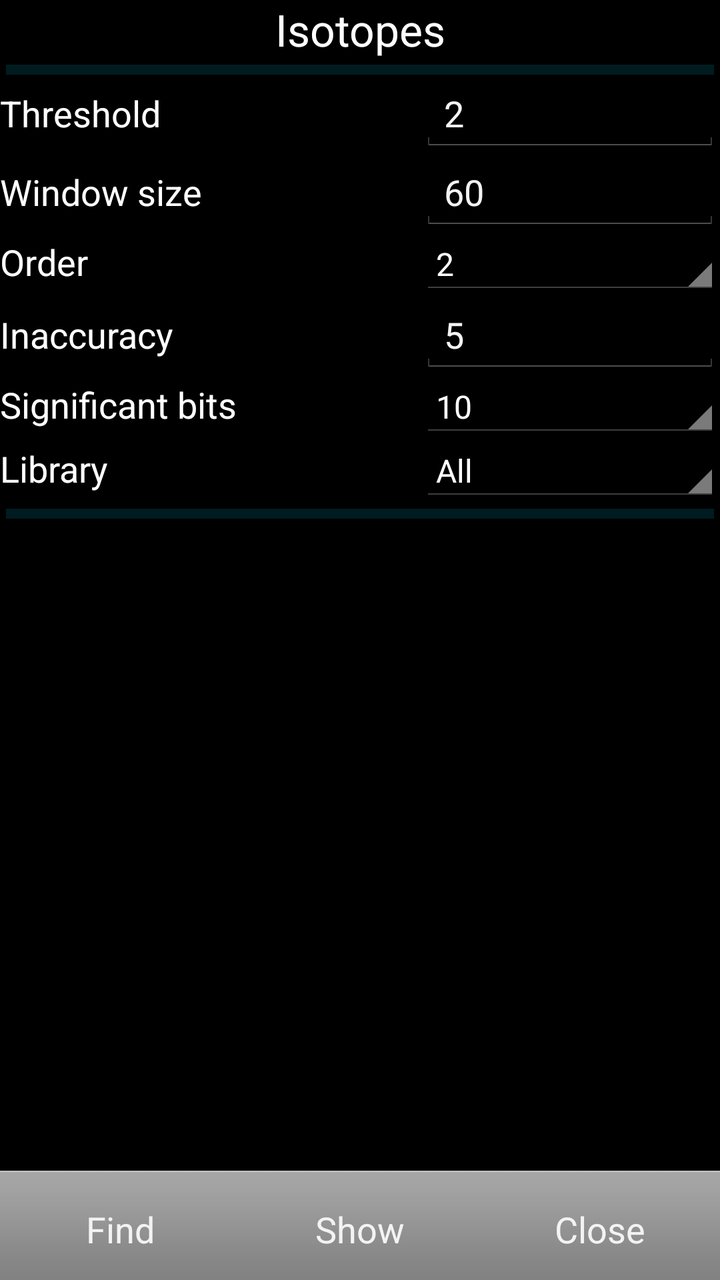
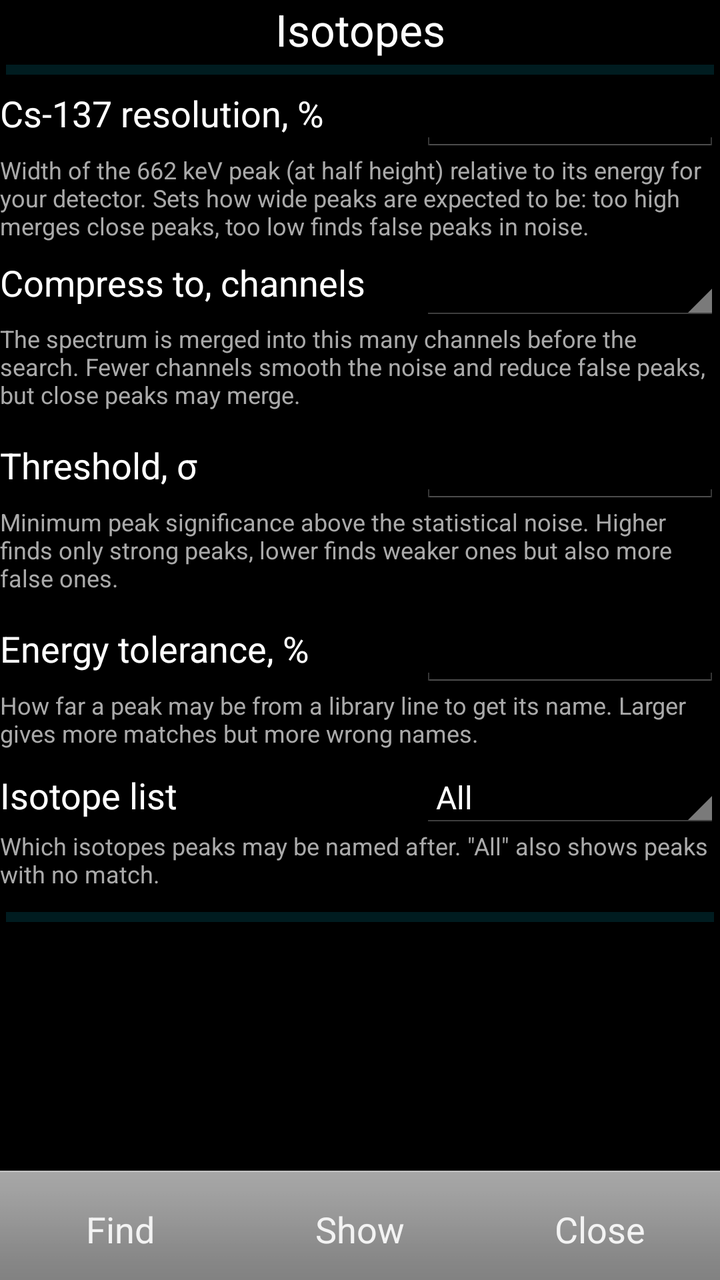

The first picture is an Android layout as it rendered before a commit; the second is the same layout after the commit. The layout source and the unified diff follow.
<!-- AndroidManifest.xml: application theme AppTheme -->
<!-- res/layout/activity_atom_spectra_find_isotope.xml -->
<?xml version="1.0" encoding="utf-8"?>
<androidx.constraintlayout.widget.ConstraintLayout xmlns:android="http://schemas.android.com/apk/res/android"
    xmlns:app="http://schemas.android.com/apk/res-auto"
    xmlns:tools="http://schemas.android.com/tools"
    android:layout_width="match_parent"
    android:layout_height="match_parent"
    tools:context=".AtomSpectraFindIsotope">

    <TextView
        android:id="@+id/captionIsotopeSearch"
        android:layout_width="0dp"
        android:layout_height="wrap_content"
        android:gravity="center"
        android:text="@string/isotope_list"
        android:textColor="#FFFFFF"
        android:textSize="22sp"
        app:layout_constraintEnd_toEndOf="parent"
        app:layout_constraintStart_toStartOf="parent"
        app:layout_constraintTop_toTopOf="parent" />

    <View
        android:id="@+id/topDivider"
        android:layout_width="0dp"
        android:layout_height="5dp"
        android:layout_margin="3dp"
        android:background="?android:attr/listDivider"
        android:backgroundTint="#00BCD4"
        android:foreground="@drawable/divider"
        app:layout_constraintEnd_toEndOf="parent"
        app:layout_constraintStart_toStartOf="parent"
        app:layout_constraintTop_toBottomOf="@+id/captionIsotopeSearch" />

    <ScrollView
        android:layout_width="0dp"
        android:layout_height="0dp"
        app:layout_constraintBottom_toTopOf="@+id/buttonLayout"
        app:layout_constraintEnd_toEndOf="parent"
        app:layout_constraintStart_toStartOf="parent"
        app:layout_constraintTop_toBottomOf="@+id/bottomDivider">

        <LinearLayout
            android:id="@+id/listIsotopeFound"
            android:layout_width="match_parent"
            android:layout_height="wrap_content"
            android:orientation="vertical" />
    </ScrollView>

    <LinearLayout
        android:id="@+id/thresholdLayout"
        android:layout_width="0dp"
        android:layout_height="wrap_content"
        android:orientation="horizontal"
        app:layout_constraintEnd_toEndOf="parent"
        app:layout_constraintStart_toStartOf="parent"
        app:layout_constraintTop_toBottomOf="@+id/topDivider">

        <TextView
            android:id="@+id/textThreshold"
            android:layout_width="match_parent"
            android:layout_height="wrap_content"
            android:layout_weight="1"
            android:text="@string/find_threshold"
            android:textSize="18sp" />

        <EditText
            android:id="@+id/editThreshold"
            android:layout_width="300dp"
            android:layout_height="wrap_content"
            android:layout_weight="1"
            android:digits="01234567890.,"
            android:ems="10"
            android:imeOptions="actionDone"
            android:inputType="numberDecimal"
            android:minWidth="200dp"
            android:singleLine="true"
            android:text="2" />

    </LinearLayout>

    <LinearLayout
        android:id="@+id/buttonLayout"
        android:layout_width="0dp"
        android:layout_height="wrap_content"
        android:orientation="horizontal"
        app:layout_constraintBottom_toBottomOf="parent"
        app:layout_constraintEnd_toEndOf="parent"
        app:layout_constraintStart_toStartOf="parent">

        <Button
            android:id="@+id/findIsotopes"
            style="@android:style/ButtonBar"
            android:layout_width="match_parent"
            android:layout_height="wrap_content"
            android:layout_weight="1"
            android:onClick="onClickFindIsotopes"
            android:text="@string/find_isotopes" />

        <Button
            android:id="@+id/showIsotopes"
            style="@android:style/ButtonBar"
            android:layout_width="match_parent"
            android:layout_height="wrap_content"
            android:layout_weight="1"
            android:onClick="onClickShowIsotopes"
            android:text="@string/show_isotopes" />

        <Button
            android:id="@+id/findClose"
            style="@android:style/ButtonBar"
            android:layout_width="match_parent"
            android:layout_height="wrap_content"
            android:layout_weight="1"
            android:onClick="onCloseButton"
            android:text="@string/notify_close" />
    </LinearLayout>

    <LinearLayout
        android:id="@+id/windowLayout"
        android:layout_width="0dp"
        android:layout_height="wrap_content"
        android:orientation="horizontal"
        app:layout_constraintEnd_toEndOf="parent"
        app:layout_constraintStart_toStartOf="parent"
        app:layout_constraintTop_toBottomOf="@+id/thresholdLayout">

        <TextView
            android:id="@+id/textWindow"
            android:layout_width="match_parent"
            android:layout_height="wrap_content"
            android:layout_weight="1"
            android:text="@string/find_window_size"
            android:textSize="18sp" />

        <EditText
            android:id="@+id/editWindow"
            android:layout_width="300dp"
            android:layout_height="wrap_content"
            android:layout_weight="1"
            android:ems="10"
            android:imeOptions="actionDone"
            android:inputType="number"
            android:minWidth="200dp"
            android:singleLine="true"
            android:text="60" />
    </LinearLayout>

    <LinearLayout
        android:id="@+id/orderLayout"
        android:layout_width="0dp"
        android:layout_height="wrap_content"
        android:orientation="horizontal"
        app:layout_constraintEnd_toEndOf="parent"
        app:layout_constraintStart_toStartOf="parent"
        app:layout_constraintTop_toBottomOf="@+id/windowLayout">

        <TextView
            android:id="@+id/textOrder"
            android:layout_width="match_parent"
            android:layout_height="wrap_content"
            android:layout_weight="1"
            android:text="@string/find_order"
            android:textSize="18sp" />

        <Spinner
            android:id="@+id/selectOrderList"
            android:layout_width="300dp"
            android:layout_height="wrap_content"
            android:layout_weight="1"
            android:ems="10"
            android:entries="@array/find_isotopes_order"
            android:minWidth="200dp"
            android:singleLine="true"
            android:textAlignment="textStart" />
    </LinearLayout>

    <View
        android:id="@+id/bottomDivider"
        android:layout_width="0dp"
        android:layout_height="5dp"
        android:layout_margin="3dp"
        android:background="?android:attr/listDivider"
        android:backgroundTint="#00BCD4"
        android:foreground="@drawable/divider"
        app:layout_constraintEnd_toEndOf="parent"
        app:layout_constraintStart_toStartOf="parent"
        app:layout_constraintTop_toBottomOf="@+id/libraryLayout" />

    <LinearLayout
        android:id="@+id/inaccuracyLayout"
        android:layout_width="0dp"
        android:layout_height="wrap_content"
        android:orientation="horizontal"
        app:layout_constraintEnd_toEndOf="parent"
        app:layout_constraintStart_toStartOf="parent"
        app:layout_constraintTop_toBottomOf="@+id/orderLayout">

        <TextView
            android:id="@+id/textTolerance"
            android:layout_width="match_parent"
            android:layout_height="wrap_content"
            android:layout_weight="1"
            android:text="@string/find_tolerance"
            android:textSize="18sp" />

        <EditText
            android:id="@+id/editTolerance"
            android:layout_width="300dp"
            android:layout_height="wrap_content"
            android:layout_weight="1"
            android:digits="01234567890.,"
            android:ems="10"
            android:imeOptions="actionDone"
            android:inputType="numberDecimal"
            android:minWidth="200dp"
            android:numeric="decimal"
            android:singleLine="true"
            android:text="5" />
    </LinearLayout>

    <LinearLayout
        android:id="@+id/bitsLayout"
        android:layout_width="0dp"
        android:layout_height="wrap_content"
        android:orientation="horizontal"
        app:layout_constraintEnd_toEndOf="parent"
        app:layout_constraintStart_toStartOf="parent"
        app:layout_constraintTop_toBottomOf="@+id/inaccuracyLayout">

        <TextView
            android:id="@+id/textCompression"
            android:layout_width="match_parent"
            android:layout_height="wrap_content"
            android:layout_weight="1"
            android:text="@string/find_sign_bits"
            android:textSize="18sp" />

        <Spinner
            android:id="@+id/selectCompressionList"
            android:layout_width="300dp"
            android:layout_height="wrap_content"
            android:layout_weight="1"
            android:ems="10"
            android:entries="@array/find_isotopes_bits_13"
            android:minWidth="200dp"
            android:singleLine="true"
            android:textAlignment="textStart" />
    </LinearLayout>

    <LinearLayout
        android:id="@+id/libraryLayout"
        android:layout_width="0dp"
        android:layout_height="wrap_content"
        android:orientation="horizontal"
        app:layout_constraintEnd_toEndOf="parent"
        app:layout_constraintStart_toStartOf="parent"
        app:layout_constraintTop_toBottomOf="@+id/bitsLayout">

        <TextView
            android:id="@+id/textIsotopes"
            android:layout_width="match_parent"
            android:layout_height="wrap_content"
            android:layout_weight="1"
            android:text="@string/find_isotope_library"
            android:textSize="18sp" />

        <Spinner
            android:id="@+id/selectIsotopeList"
            android:layout_width="300dp"
            android:layout_height="wrap_content"
            android:layout_weight="1"
            android:ems="10"
            android:entries="@array/find_isotopes_selection"
            android:minWidth="200dp"
            android:singleLine="true"
            android:textAlignment="textStart" />
    </LinearLayout>

</androidx.constraintlayout.widget.ConstraintLayout>
<!-- resources referenced by this layout -->
<resources>
  <string-array name="find_isotopes_bits_13">
          <item>10</item>
          <item>11</item>
          <item>12</item>
          <item>13</item>
      </string-array>
  <string-array name="find_isotopes_order">
          <item>2</item>
          <item>3</item>
          <item>4</item>
          <item>5</item>
          <item>6</item>
      </string-array>
  <string-array name="find_isotopes_selection">
          <item>All</item>
          <item>Known</item>
          <item>Medical</item>
          <item>Industrial</item>
          <item>Special</item>
          <item>Normal</item>
      </string-array>
  <!-- drawable divider: png bitmap (drawable, 3113 bytes) -->
  <string name="find_isotope_library">Library</string>
  <string name="find_isotopes">Find</string>
  <string name="find_order">Order</string>
  <string name="find_sign_bits">Significant bits</string>
  <string name="find_threshold">Threshold</string>
  <string name="find_tolerance">Inaccuracy</string>
  <string name="find_window_size">Window size</string>
  <string name="isotope_list">Isotopes</string>
  <string name="notify_close">Close</string>
  <string name="show_isotopes">Show</string>
  <style name="AppTheme" parent="AppBaseTheme">
          <item name="android:colorPrimary">@color/color_main</item>
          <item name="android:textColor">@color/color_main</item>
          <item name="android:colorAccent">@color/color_main</item>
          
  
      </style>
  <style name="AppBaseTheme" parent="android:Theme.Holo">
          
      </style>
</resources>

<!-- the commit's change to res/layout/activity_atom_spectra_find_isotope.xml (unified diff, before → after) -->
@@ -36,46 +36,231 @@
         app:layout_constraintBottom_toTopOf="@+id/buttonLayout"
         app:layout_constraintEnd_toEndOf="parent"
         app:layout_constraintStart_toStartOf="parent"
-        app:layout_constraintTop_toBottomOf="@+id/bottomDivider">
+        app:layout_constraintTop_toBottomOf="@+id/topDivider">
 
         <LinearLayout
-            android:id="@+id/listIsotopeFound"
             android:layout_width="match_parent"
             android:layout_height="wrap_content"
-            android:orientation="vertical" />
+            android:orientation="vertical">
+
+            <LinearLayout
+                android:id="@+id/resolutionLayout"
+                android:layout_width="match_parent"
+                android:layout_height="wrap_content"
+                android:orientation="vertical">
+
+                <LinearLayout
+                    android:layout_width="match_parent"
+                    android:layout_height="wrap_content"
+                    android:orientation="horizontal">
+
+                    <TextView
+                        android:id="@+id/textResolution"
+                        android:layout_width="match_parent"
+                        android:layout_height="wrap_content"
+                        android:layout_weight="1"
+                        android:text="@string/find_resolution"
+                        android:textSize="18sp" />
+
+                    <EditText
+                        android:id="@+id/editResolution"
+                        android:layout_width="300dp"
+                        android:layout_height="wrap_content"
+                        android:layout_weight="1"
+                        android:digits="01234567890.,"
+                        android:ems="10"
+                        android:imeOptions="actionDone"
+                        android:inputType="numberDecimal"
+                        android:minWidth="200dp"
+                        android:singleLine="true" />
+                </LinearLayout>
+
+                <TextView
+                    android:layout_width="match_parent"
+                    android:layout_height="wrap_content"
+                    android:paddingBottom="8dp"
+                    android:text="@string/find_resolution_desc"
+                    android:textColor="#AAAAAA"
+                    android:textSize="12sp" />
+            </LinearLayout>
+
+            <LinearLayout
+                android:id="@+id/channelsLayout"
+                android:layout_width="match_parent"
+                android:layout_height="wrap_content"
+                android:orientation="vertical">
+
+                <LinearLayout
+                    android:layout_width="match_parent"
+                    android:layout_height="wrap_content"
+                    android:orientation="horizontal">
+
+                    <TextView
+                        android:id="@+id/textChannels"
+                        android:layout_width="match_parent"
+                        android:layout_height="wrap_content"
+                        android:layout_weight="1"
+                        android:text="@string/find_channels"
+                        android:textSize="18sp" />
+
+                    <Spinner
+                        android:id="@+id/selectChannelsList"
+                        android:layout_width="300dp"
+                        android:layout_height="wrap_content"
+                        android:layout_weight="1"
+                        android:ems="10"
+                        android:minWidth="200dp"
+                        android:singleLine="true"
+                        android:textAlignment="textStart" />
+                </LinearLayout>
+
+                <TextView
+                    android:layout_width="match_parent"
+                    android:layout_height="wrap_content"
+                    android:paddingBottom="8dp"
+                    android:text="@string/find_channels_desc"
+                    android:textColor="#AAAAAA"
+                    android:textSize="12sp" />
+            </LinearLayout>
+
+            <LinearLayout
+                android:id="@+id/thresholdLayout"
+                android:layout_width="match_parent"
+                android:layout_height="wrap_content"
+                android:orientation="vertical">
+
+                <LinearLayout
+                    android:layout_width="match_parent"
+                    android:layout_height="wrap_content"
+                    android:orientation="horizontal">
+
+                    <TextView
+                        android:id="@+id/textThreshold"
+                        android:layout_width="match_parent"
+                        android:layout_height="wrap_content"
+                        android:layout_weight="1"
+                        android:text="@string/find_threshold"
+                        android:textSize="18sp" />
+
+                    <EditText
+                        android:id="@+id/editThreshold"
+                        android:layout_width="300dp"
+                        android:layout_height="wrap_content"
+                        android:layout_weight="1"
+                        android:digits="01234567890.,"
+                        android:ems="10"
+                        android:imeOptions="actionDone"
+                        android:inputType="numberDecimal"
+                        android:minWidth="200dp"
+                        android:singleLine="true" />
+                </LinearLayout>
+
+                <TextView
+                    android:layout_width="match_parent"
+                    android:layout_height="wrap_content"
+                    android:paddingBottom="8dp"
+                    android:text="@string/find_threshold_desc"
+                    android:textColor="#AAAAAA"
+                    android:textSize="12sp" />
+            </LinearLayout>
+
+            <LinearLayout
+                android:id="@+id/inaccuracyLayout"
+                android:layout_width="match_parent"
+                android:layout_height="wrap_content"
+                android:orientation="vertical">
+
+                <LinearLayout
+                    android:layout_width="match_parent"
+                    android:layout_height="wrap_content"
+                    android:orientation="horizontal">
+
+                    <TextView
+                        android:id="@+id/textTolerance"
+                        android:layout_width="match_parent"
+                        android:layout_height="wrap_content"
+                        android:layout_weight="1"
+                        android:text="@string/find_tolerance"
+                        android:textSize="18sp" />
+
+                    <EditText
+                        android:id="@+id/editTolerance"
+                        android:layout_width="300dp"
+                        android:layout_height="wrap_content"
+                        android:layout_weight="1"
+                        android:digits="01234567890.,"
+                        android:ems="10"
+                        android:imeOptions="actionDone"
+                        android:inputType="numberDecimal"
+                        android:minWidth="200dp"
+                        android:singleLine="true" />
+                </LinearLayout>
+
+                <TextView
+                    android:layout_width="match_parent"
+                    android:layout_height="wrap_content"
+                    android:paddingBottom="8dp"
+                    android:text="@string/find_tolerance_desc"
+                    android:textColor="#AAAAAA"
+                    android:textSize="12sp" />
+            </LinearLayout>
+
+            <LinearLayout
+                android:id="@+id/libraryLayout"
+                android:layout_width="match_parent"
+                android:layout_height="wrap_content"
+                android:orientation="vertical">
+
+                <LinearLayout
+                    android:layout_width="match_parent"
+                    android:layout_height="wrap_content"
+                    android:orientation="horizontal">
+
+                    <TextView
+                        android:id="@+id/textIsotopes"
+                        android:layout_width="match_parent"
+                        android:layout_height="wrap_content"
+                        android:layout_weight="1"
+                        android:text="@string/find_isotope_library"
+                        android:textSize="18sp" />
+
+                    <Spinner
+                        android:id="@+id/selectIsotopeList"
+                        android:layout_width="300dp"
+                        android:layout_height="wrap_content"
+                        android:layout_weight="1"
+                        android:ems="10"
+                        android:entries="@array/find_isotopes_selection"
+                        android:minWidth="200dp"
+                        android:singleLine="true"
+                        android:textAlignment="textStart" />
+                </LinearLayout>
+
+                <TextView
+                    android:layout_width="match_parent"
+                    android:layout_height="wrap_content"
+                    android:paddingBottom="8dp"
+                    android:text="@string/find_isotope_library_desc"
+                    android:textColor="#AAAAAA"
+                    android:textSize="12sp" />
+            </LinearLayout>
+
+            <View
+                android:id="@+id/bottomDivider"
+                android:layout_width="match_parent"
+                android:layout_height="5dp"
+                android:layout_margin="3dp"
+                android:background="?android:attr/listDivider"
+                android:backgroundTint="#00BCD4"
+                android:foreground="@drawable/divider" />
+
+            <LinearLayout
+                android:id="@+id/listIsotopeFound"
+                android:layout_width="match_parent"
+                android:layout_height="wrap_content"
+                android:orientation="vertical" />
+        </LinearLayout>
     </ScrollView>
-
-    <LinearLayout
-        android:id="@+id/thresholdLayout"
-        android:layout_width="0dp"
-        android:layout_height="wrap_content"
-        android:orientation="horizontal"
-        app:layout_constraintEnd_toEndOf="parent"
-        app:layout_constraintStart_toStartOf="parent"
-        app:layout_constraintTop_toBottomOf="@+id/topDivider">
-
-        <TextView
-            android:id="@+id/textThreshold"
-            android:layout_width="match_parent"
-            android:layout_height="wrap_content"
-            android:layout_weight="1"
-            android:text="@string/find_threshold"
-            android:textSize="18sp" />
-
-        <EditText
-            android:id="@+id/editThreshold"
-            android:layout_width="300dp"
-            android:layout_height="wrap_content"
-            android:layout_weight="1"
-            android:digits="01234567890.,"
-            android:ems="10"
-            android:imeOptions="actionDone"
-            android:inputType="numberDecimal"
-            android:minWidth="200dp"
-            android:singleLine="true"
-            android:text="2" />
-
-    </LinearLayout>
 
     <LinearLayout
         android:id="@+id/buttonLayout"
@@ -114,165 +299,4 @@
             android:text="@string/notify_close" />
     </LinearLayout>
 
-    <LinearLayout
-        android:id="@+id/windowLayout"
-        android:layout_width="0dp"
-        android:layout_height="wrap_content"
-        android:orientation="horizontal"
-        app:layout_constraintEnd_toEndOf="parent"
-        app:layout_constraintStart_toStartOf="parent"
-        app:layout_constraintTop_toBottomOf="@+id/thresholdLayout">
-
-        <TextView
-            android:id="@+id/textWindow"
-            android:layout_width="match_parent"
-            android:layout_height="wrap_content"
-            android:layout_weight="1"
-            android:text="@string/find_window_size"
-            android:textSize="18sp" />
-
-        <EditText
-            android:id="@+id/editWindow"
-            android:layout_width="300dp"
-            android:layout_height="wrap_content"
-            android:layout_weight="1"
-            android:ems="10"
-            android:imeOptions="actionDone"
-            android:inputType="number"
-            android:minWidth="200dp"
-            android:singleLine="true"
-            android:text="60" />
-    </LinearLayout>
-
-    <LinearLayout
-        android:id="@+id/orderLayout"
-        android:layout_width="0dp"
-        android:layout_height="wrap_content"
-        android:orientation="horizontal"
-        app:layout_constraintEnd_toEndOf="parent"
-        app:layout_constraintStart_toStartOf="parent"
-        app:layout_constraintTop_toBottomOf="@+id/windowLayout">
-
-        <TextView
-            android:id="@+id/textOrder"
-            android:layout_width="match_parent"
-            android:layout_height="wrap_content"
-            android:layout_weight="1"
-            android:text="@string/find_order"
-            android:textSize="18sp" />
-
-        <Spinner
-            android:id="@+id/selectOrderList"
-            android:layout_width="300dp"
-            android:layout_height="wrap_content"
-            android:layout_weight="1"
-            android:ems="10"
-            android:entries="@array/find_isotopes_order"
-            android:minWidth="200dp"
-            android:singleLine="true"
-            android:textAlignment="textStart" />
-    </LinearLayout>
-
-    <View
-        android:id="@+id/bottomDivider"
-        android:layout_width="0dp"
-        android:layout_height="5dp"
-        android:layout_margin="3dp"
-        android:background="?android:attr/listDivider"
-        android:backgroundTint="#00BCD4"
-        android:foreground="@drawable/divider"
-        app:layout_constraintEnd_toEndOf="parent"
-        app:layout_constraintStart_toStartOf="parent"
-        app:layout_constraintTop_toBottomOf="@+id/libraryLayout" />
-
-    <LinearLayout
-        android:id="@+id/inaccuracyLayout"
-        android:layout_width="0dp"
-        android:layout_height="wrap_content"
-        android:orientation="horizontal"
-        app:layout_constraintEnd_toEndOf="parent"
-        app:layout_constraintStart_toStartOf="parent"
-        app:layout_constraintTop_toBottomOf="@+id/orderLayout">
-
-        <TextView
-            android:id="@+id/textTolerance"
-            android:layout_width="match_parent"
-            android:layout_height="wrap_content"
-            android:layout_weight="1"
-            android:text="@string/find_tolerance"
-            android:textSize="18sp" />
-
-        <EditText
-            android:id="@+id/editTolerance"
-            android:layout_width="300dp"
-            android:layout_height="wrap_content"
-            android:layout_weight="1"
-            android:digits="01234567890.,"
-            android:ems="10"
-            android:imeOptions="actionDone"
-            android:inputType="numberDecimal"
-            android:minWidth="200dp"
-            android:numeric="decimal"
-            android:singleLine="true"
-            android:text="5" />
-    </LinearLayout>
-
-    <LinearLayout
-        android:id="@+id/bitsLayout"
-        android:layout_width="0dp"
-        android:layout_height="wrap_content"
-        android:orientation="horizontal"
-        app:layout_constraintEnd_toEndOf="parent"
-        app:layout_constraintStart_toStartOf="parent"
-        app:layout_constraintTop_toBottomOf="@+id/inaccuracyLayout">
-
-        <TextView
-            android:id="@+id/textCompression"
-            android:layout_width="match_parent"
-            android:layout_height="wrap_content"
-            android:layout_weight="1"
-            android:text="@string/find_sign_bits"
-            android:textSize="18sp" />
-
-        <Spinner
-            android:id="@+id/selectCompressionList"
-            android:layout_width="300dp"
-            android:layout_height="wrap_content"
-            android:layout_weight="1"
-            android:ems="10"
-            android:entries="@array/find_isotopes_bits_13"
-            android:minWidth="200dp"
-            android:singleLine="true"
-            android:textAlignment="textStart" />
-    </LinearLayout>
-
-    <LinearLayout
-        android:id="@+id/libraryLayout"
-        android:layout_width="0dp"
-        android:layout_height="wrap_content"
-        android:orientation="horizontal"
-        app:layout_constraintEnd_toEndOf="parent"
-        app:layout_constraintStart_toStartOf="parent"
-        app:layout_constraintTop_toBottomOf="@+id/bitsLayout">
-
-        <TextView
-            android:id="@+id/textIsotopes"
-            android:layout_width="match_parent"
-            android:layout_height="wrap_content"
-            android:layout_weight="1"
-            android:text="@string/find_isotope_library"
-            android:textSize="18sp" />
-
-        <Spinner
-            android:id="@+id/selectIsotopeList"
-            android:layout_width="300dp"
-            android:layout_height="wrap_content"
-            android:layout_weight="1"
-            android:ems="10"
-            android:entries="@array/find_isotopes_selection"
-            android:minWidth="200dp"
-            android:singleLine="true"
-            android:textAlignment="textStart" />
-    </LinearLayout>
-
 </androidx.constraintlayout.widget.ConstraintLayout>
<!-- resource entries referenced after the edit -->
@@ -1,18 +1,5 @@
 <!-- resources referenced by this layout -->
 <resources>
-  <string-array name="find_isotopes_bits_13">
-          <item>10</item>
-          <item>11</item>
-          <item>12</item>
-          <item>13</item>
-      </string-array>
-  <string-array name="find_isotopes_order">
-          <item>2</item>
-          <item>3</item>
-          <item>4</item>
-          <item>5</item>
-          <item>6</item>
-      </string-array>
   <string-array name="find_isotopes_selection">
           <item>All</item>
           <item>Known</item>
@@ -22,13 +9,17 @@
           <item>Normal</item>
       </string-array>
   <!-- drawable divider: png bitmap (drawable, 3113 bytes) -->
-  <string name="find_isotope_library">Library</string>
+  <string name="find_channels">Compress to, channels</string>
+  <string name="find_channels_desc">The spectrum is merged into this many channels before the search. Fewer channels smooth the noise and reduce false peaks, but close peaks may merge.</string>
+  <string name="find_isotope_library">Isotope list</string>
+  <string name="find_isotope_library_desc">Which isotopes peaks may be named after. \"All\" also shows peaks with no match.</string>
   <string name="find_isotopes">Find</string>
-  <string name="find_order">Order</string>
-  <string name="find_sign_bits">Significant bits</string>
-  <string name="find_threshold">Threshold</string>
-  <string name="find_tolerance">Inaccuracy</string>
-  <string name="find_window_size">Window size</string>
+  <string name="find_resolution">Cs-137 resolution, %</string>
+  <string name="find_resolution_desc">Width of the 662 keV peak (at half height) relative to its energy for your detector. Sets how wide peaks are expected to be: too high merges close peaks, too low finds false peaks in noise.</string>
+  <string name="find_threshold">Threshold, σ</string>
+  <string name="find_threshold_desc">Minimum peak significance above the statistical noise. Higher finds only strong peaks, lower finds weaker ones but also more false ones.</string>
+  <string name="find_tolerance">Energy tolerance, %</string>
+  <string name="find_tolerance_desc">How far a peak may be from a library line to get its name. Larger gives more matches but more wrong names.</string>
   <string name="isotope_list">Isotopes</string>
   <string name="notify_close">Close</string>
   <string name="show_isotopes">Show</string>
